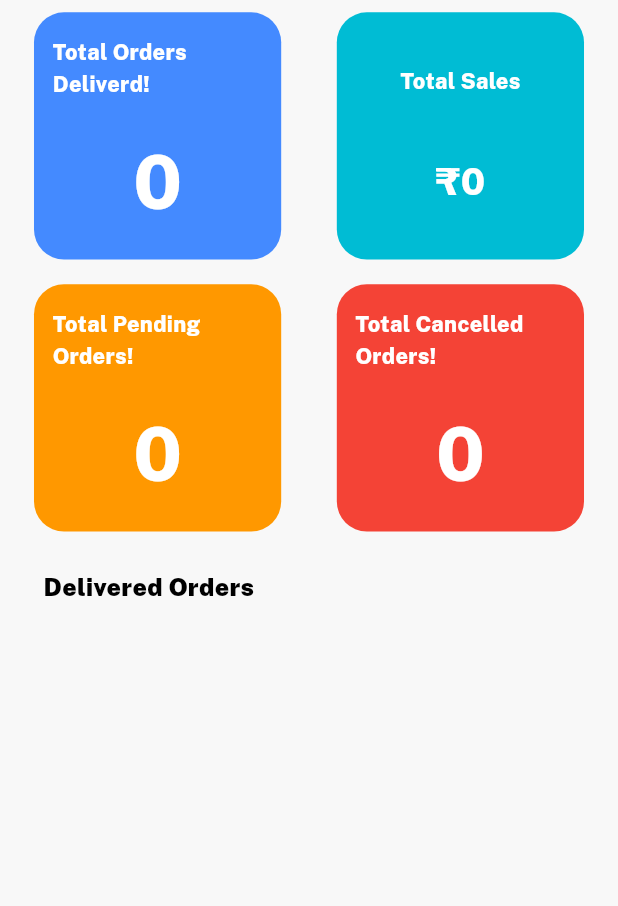
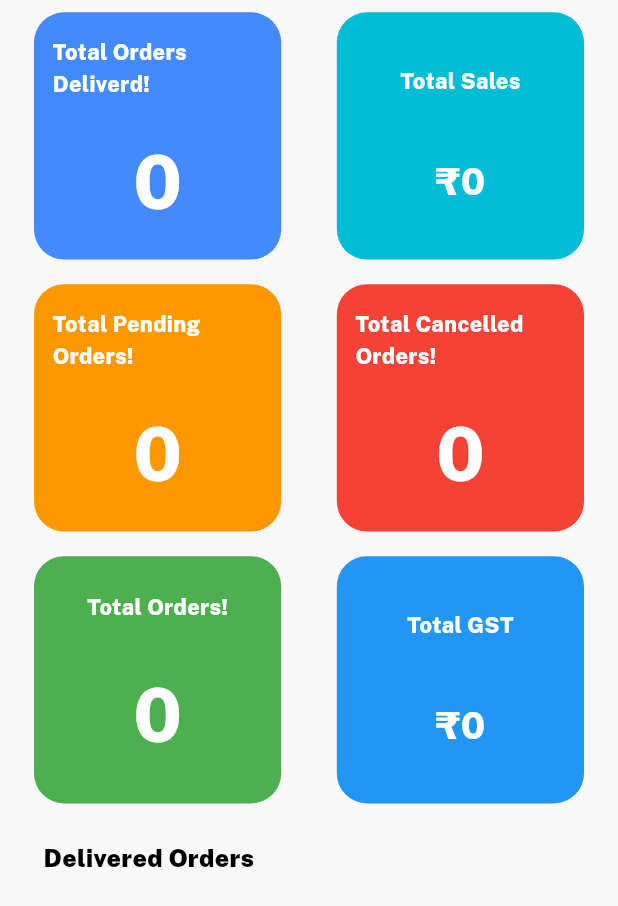
Before and after one commit to Utkarsh4517/joharBasket, a Flutter app: the ProfileStatsPage screen opened directly, on a phone screen of 412 x 824 dp. Shown: the top 906 px of the screen. Run offline on Flutter 3.47's test engine with Material 2 defaults, Android fonts, the phone set to English and light mode, and no system bars; our stand-ins replace bloc, cached_network_image, cloud_firestore, feather_icons, firebase_auth, firebase_core and 12 more; accounts and stored records are empty.

Commit message:
added gst Collected  and total orders placed in statsPage

```diff
--- a/lib/features/cart/bloc/cart_bloc.dart
+++ b/lib/features/cart/bloc/cart_bloc.dart
@@ -70,7 +70,7 @@ class CartBloc extends Bloc<CartEvent, CartState> {
     // write a method in cart repo to add product list to order collection with document id = an unique order number
     // loading state
     emit(CartPlacingOrderLoadingState());
-    await CartRepo.addProductsToOrder(event.products, event.amount);
+    await CartRepo.addProductsToOrder(event.products, event.amount, event.gst);
     emit(CartPagePlaceOrderSuccessfulState());
     // empty the cart...
     await CartRepo.emptyCart();
--- a/lib/features/cart/bloc/cart_event.dart
+++ b/lib/features/cart/bloc/cart_event.dart
@@ -39,9 +39,11 @@ class CartBillRefreshEvent extends CartEvent {}
 class CartPagePlaceOrderClickedEvent extends CartEvent {
   final List<ProductDataModel> products;
   final String amount;
+  final dynamic gst;
   CartPagePlaceOrderClickedEvent({
     required this.amount,
     required this.products,
+    required this.gst,
   });
 }
 
--- a/lib/features/cart/repo/cart_repo.dart
+++ b/lib/features/cart/repo/cart_repo.dart
@@ -236,7 +236,7 @@ class CartRepo {
 
   // add cart products to order
   static Future<void> addProductsToOrder(
-      List<ProductDataModel> products, String amount) async {
+      List<ProductDataModel> products, String amount, String gst) async {
     var uuid = const Uuid();
     final orderId = uuid.v1();
     print(orderId);
@@ -305,6 +305,7 @@ class CartRepo {
         'pincode': userDocumentSnapshot['pincode'],
         'address': userDocumentSnapshot['address'],
         'amount': amount,
+        'gst': gst
       });
 
       await adminOrderCollectionRef.doc('orderDetails').set({
@@ -318,6 +319,7 @@ class CartRepo {
         'pincode': userDocumentSnapshot['pincode'],
         'address': userDocumentSnapshot['address'],
         'amount': amount,
+        'gst': gst,
       });
     }
 
--- a/lib/features/cart/ui/cart_page.dart
+++ b/lib/features/cart/ui/cart_page.dart
@@ -513,10 +513,14 @@ class _CartPageState extends State<CartPage> {
                         else if (isDeliver != null && isDeliver == true)
                           GestureDetector(
                             onTap: () {
-                              cartBloc.add(CartPagePlaceOrderClickedEvent(
+                              cartBloc.add(
+                                CartPagePlaceOrderClickedEvent(
                                   products: successState.products,
+                                  gst: '$gst',
                                   amount:
-                                      '${subTotal + (subTotal < 999 ? 49 : 0)}'));
+                                      '${subTotal + (subTotal < 999 ? 49 : 0)}',
+                                ),
+                              );
                             },
                             child: Container(
                               alignment: Alignment.center,
--- a/lib/features/order/widgets/order_product_card.dart
+++ b/lib/features/order/widgets/order_product_card.dart
@@ -85,7 +85,7 @@ class _OrderProductCardState extends State<OrderProductCard> {
                   vertical: getScreenWidth(context) * 0.01,
                 ),
                 child: Text(
-                  '₹ ${widget.price} x ${widget.nos}',
+                  '₹ ${widget.discountedPrice} x ${widget.nos}',
                   style: GoogleFonts.publicSans(
                     color: Colors.green,
                     fontWeight: FontWeight.w800,
--- a/lib/features/profile/repo/profile_repo.dart
+++ b/lib/features/profile/repo/profile_repo.dart
@@ -474,6 +474,7 @@ class ProfileRepo {
     });
   }
 
+
   // fetch number of delivered orders
   static Future<int> getDeliveredOrdersLength() async {
     DocumentReference documentReference =
@@ -532,6 +533,35 @@ class ProfileRepo {
             .then((DocumentSnapshot document) {
           if (document.exists) {
             double amount = double.parse(document.get('amount'));
+            totalAmount += amount;
+          }
+        });
+        await amounFieldReference;
+      }
+      return totalAmount;
+    } else {
+      return 0;
+    }
+  }
+
+    // fetch total sales
+  static Future<dynamic> getTotalGST() async {
+    double totalAmount = 0;
+    DocumentReference documentReference =
+        FirebaseFirestore.instance.collection('orders').doc('pastOrderList');
+    final doc = await documentReference.get();
+    if (doc.exists) {
+      final List<dynamic> pastOrdersList = doc.get('pastOrdersList');
+      for (String orderId in pastOrdersList) {
+        var amounFieldReference = FirebaseFirestore.instance
+            .collection('orders')
+            .doc('pastOrders')
+            .collection(orderId)
+            .doc('orderDetails')
+            .get()
+            .then((DocumentSnapshot document) {
+          if (document.exists) {
+            double amount = double.parse(document.get('gst'));
             totalAmount += amount;
           }
         });
--- a/lib/features/profile/ui/stats_page.dart
+++ b/lib/features/profile/ui/stats_page.dart
@@ -22,6 +22,7 @@ class _ProfileStatsPageState extends State<ProfileStatsPage> {
   dynamic pendingOrders = 0;
   dynamic cancelledOrders = 0;
   dynamic totalAmount = 0;
+  dynamic gstCollected = 0;
 
   @override
   void initState() {
@@ -40,12 +41,14 @@ class _ProfileStatsPageState extends State<ProfileStatsPage> {
     final pendingOrdersLength = await ProfileRepo.getPendingOrdersLength();
     final cancelledOrdersLength = await ProfileRepo.getCancelledOrdersLength();
     final amount = await ProfileRepo.getTotalSales();
+    final gst = await ProfileRepo.getTotalGST();
     if (mounted) {
       setState(() {
         deliveredOrders = deliveredOrdersLength;
         pendingOrders = pendingOrdersLength;
         cancelledOrders = cancelledOrdersLength;
         totalAmount = amount;
+        gstCollected = gst;
       });
     }
   }
@@ -93,6 +96,15 @@ class _ProfileStatsPageState extends State<ProfileStatsPage> {
                                 text: 'Total Cancelled Orders!',
                                 color: Colors.red,
                                 data: '$cancelledOrders'),
+                                StatsCard(
+                                text: 'Total Orders!',
+                                color: Colors.green,
+                                data: '${pendingOrders + cancelledOrders + deliveredOrders}'),
+                                StatsCard(
+                                text: 'Total GST',
+                                color: Colors.blue,
+                                data: '₹${gstCollected.toString()}',
+                                sizeFactor: 0.06),
                           ],
                         ),
                         Container(
```
